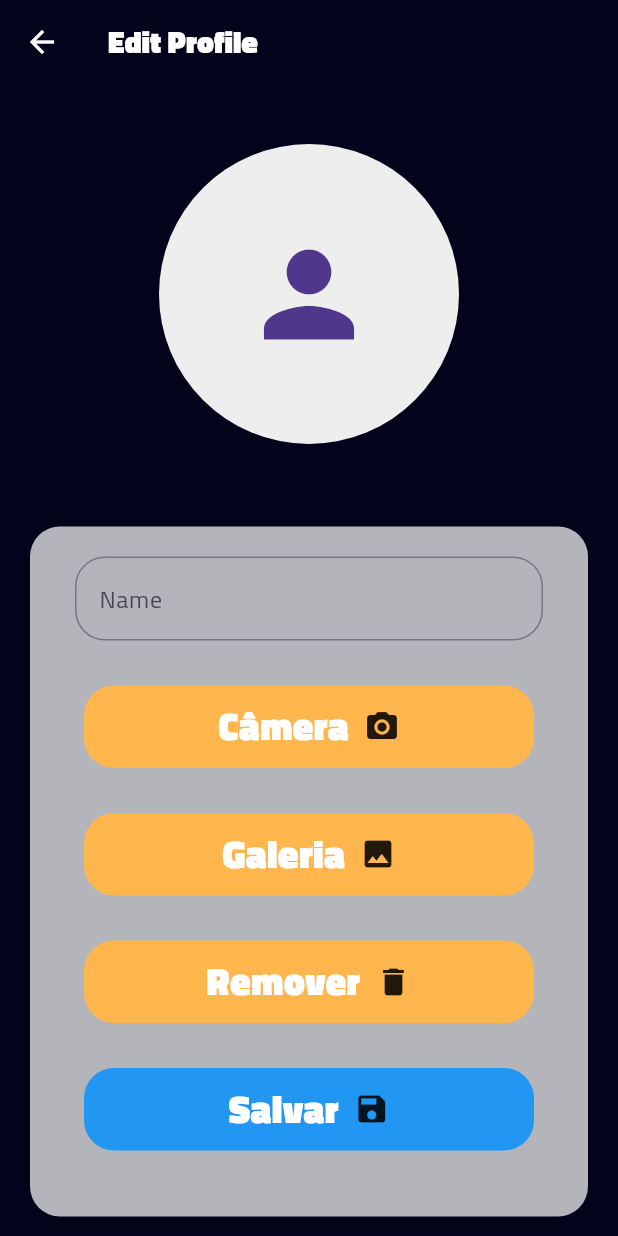
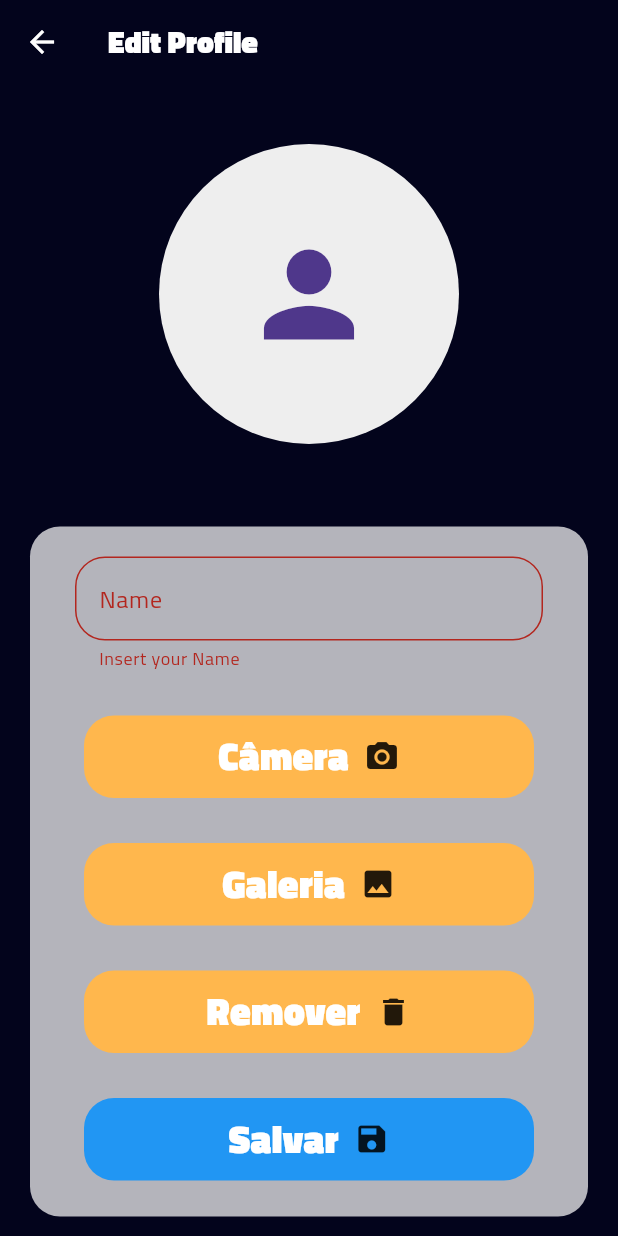
Before and after one commit to SrNorton/Flutter-task, a Flutter app: the EditProfile screen opened directly, after a tap on "Salvar", on a phone screen of 412 x 824 dp. Run offline on Flutter 3.47's test engine with Material 3 defaults, Android fonts, the phone set to English and light mode, and no system bars; our stand-ins replace circle_nav_bar, dashed_circular_progress_bar, fl_chart, flutter_slidable, image_picker, sqflite and 1 more; missing offline and left inert: bottom_sheet, msh_checkbox, neon_circular_timer, progresso; accounts and stored records are empty.

Commit message:
get image from db

```diff
--- a/lib/components/nameTextField.dart
+++ b/lib/components/nameTextField.dart
@@ -1,7 +1,9 @@
 import 'package:flutter/material.dart';
 
 class NameTextField extends StatefulWidget {
-  const NameTextField({
+
+
+   NameTextField({
     super.key,
   });
 
--- a/lib/database/db.dart
+++ b/lib/database/db.dart
@@ -49,7 +49,7 @@ class DB {
     await db.execute(_payments);
 
     await db.execute(_shopping);
-
+    await db.execute(_profile);
 
   }
 
@@ -106,6 +106,13 @@ String get _shopping =>'''
   );
 ''';
 
+String get _profile =>'''
+  CREATE TABLE profile(
+    id INTEGER PRIMARY KEY AUTOINCREMENT,
+    name TEXT,
+    image BLOB NOT NULL
+  );
+''';
 
 
 // Future  setDailyTask({String? category, description, status}) async {
--- a/lib/main.dart
+++ b/lib/main.dart
@@ -33,6 +33,11 @@ class MyApp extends StatelessWidget {
   Widget build(BuildContext context) {
     context.read<DbRepository>().readCommitment();
 
+    context.read<DbRepository>().readStudydata();
+  context.read<DbRepository>().readProfile();
+         context.read<DbRepository>().readListShopping();
+
+
 
 
 
--- /dev/null
+++ b/lib/models/userModel.dart
@@ -0,0 +1,22 @@
+import 'dart:typed_data';
+
+
+class User {
+
+  final String name;
+  final List<int> imagem;
+
+  User({required this.name, required this.imagem});
+
+  factory User.fromMap(Map<String, dynamic> map){
+
+
+    return User(
+      name: map['name'] as String,
+       imagem: map['image'] as List<int>,
+       );
+
+
+
+  }
+}
--- a/lib/screens/editProfile.dart
+++ b/lib/screens/editProfile.dart
@@ -1,11 +1,14 @@
 import 'dart:io';
 
 
+import 'package:flutter/foundation.dart';
 import 'package:flutter/material.dart';
 import 'package:image_picker/image_picker.dart';
+import 'package:provider/provider.dart';
 import 'package:task_app/components/genericButton.dart';
-import 'package:task_app/components/nameTextField.dart';
+
 import 'package:task_app/constants/constants.dart';
+import 'package:task_app/database/dbRepository.dart';
 
 
 
@@ -17,6 +20,9 @@ class EditProfile extends StatefulWidget {
 }
 
 class _EditProfileState extends State<EditProfile> {
+
+  final _formKey = GlobalKey<FormState>();
+  TextEditingController _textController = TextEditingController();
 
 final imagePicker = ImagePicker();
 File? imageFile;
@@ -31,6 +37,11 @@ pick(ImageSource source) async {
   }
 }
 
+Uint8List convertImageToBytes(File image) {
+  final file = File(image.path);
+  return file.readAsBytesSync();
+}
+
 
 
 
@@ -38,6 +49,19 @@ pick(ImageSource source) async {
 
   @override
   Widget build(BuildContext context) {
+
+
+       var data = context.read<DbRepository>();
+
+
+
+
+
+
+
+
+
+
     return Scaffold(
       backgroundColor: Kbackground,
       appBar: AppBar(
@@ -91,7 +115,31 @@ color: Colors.white
                  padding: const EdgeInsets.only(left: 30, right: 30, top: 20),
                  child: Column(
                    children: [
-                     NameTextField(),
+                            Form(
+                            key: _formKey,
+                            child: TextFormField(
+                              validator: (value){
+                                if(value == null || value.isEmpty){return 'Insert your Name';}
+                                if(value.length > 8){return 'O nome deve ter 8 caracteres';}
+
+                              return null;
+                              },
+                              controller: _textController,
+                                decoration: InputDecoration(
+                                  labelText: 'Name',
+                                  fillColor: Colors.blue,
+                                  hintText: 'Your first name',
+                                  border: OutlineInputBorder(
+
+                                    borderRadius: BorderRadius.circular(20)
+                                  )
+                                ),
+                            ),
+                          ),
+
+
+
+
                      SizedBox(height: 30,),
                      GenericButton(title: 'Câmera', icon: Icons.camera_alt, function: (){pick(ImageSource.camera);},),
                      SizedBox(height: 30,),
@@ -101,7 +149,33 @@ color: Colors.white
                        imageFile = null;
                      });},),
                      SizedBox(height: 30,),
-                     GenericButton(title: 'Salvar', icon: Icons.save, function: (){}, color: Colors.blue,)
+
+
+
+                     GenericButton(title: 'Salvar', icon: Icons.save, function: (){
+
+
+                       if(_formKey.currentState!.validate()){
+
+                      if(imageFile != null){
+                        var image = convertImageToBytes(imageFile!);
+
+                        data.setProfile(
+                          name: _textController.text,
+                          image: image,
+                        );
+
+                        data.readProfile();
+
+                      }
+
+
+                       }
+
+
+                     },
+                     color: Colors.blue,
+                     )
 
 
 
--- a/lib/screens/homeScreen.dart
+++ b/lib/screens/homeScreen.dart
@@ -2,41 +2,38 @@
 
 
 
-import 'dart:ffi';
+
+
 
 import 'package:flutter/material.dart';
-import 'package:provider/provider.dart';
+
 import 'package:task_app/components/barchart.dart';
-import 'package:task_app/components/cardTasks.dart';
+import 'package:task_app/components/cardTasksShopping.dart';
+
+import 'package:task_app/components/profileImage.dart';
+import 'package:task_app/components/profileName.dart';
 import 'package:task_app/constants/constants.dart';
-import 'package:task_app/database/dbRepository.dart';
+
 import 'package:task_app/screens/dashPage.dart';
-import 'package:task_app/screens/editProfile.dart';
-import 'package:task_app/screens/shoppingListScreen.dart';
-import 'package:task_app/screens/timerStudyScreen.dart';
+
 
 class HomePage extends StatelessWidget {
    HomePage({super.key});
 
   @override
   Widget build(BuildContext context) {
-    context.read<DbRepository>().readStudydata();
 
 
-    var listTotal = context.watch<DbRepository>().listShopping;
-    var listShoppingDone = listTotal.where((e) => e['status'] == 'true').toList();
 
 
-  double percentage (){
-    var total = listTotal.length;
-    var percent = listShoppingDone.length * 100/ total;
-    var result = percent/100;
-
-    return total == 0 ? 0 : result;
-  }
 
 
-  var formated = percentage().toStringAsFixed(2);
+
+
+
+
+
+
 
 
 
@@ -68,7 +65,10 @@ class HomePage extends StatelessWidget {
 
                           )));
                       },
-                      child: Container(
+
+
+                      child:
+                       Container(
                         child: Image.asset("assets/images/dashicon.png",
                         height: 30,
                         width: 30,
@@ -84,46 +84,13 @@ class HomePage extends StatelessWidget {
           SizedBox(height: 40,),
          Padding(
            padding: const EdgeInsets.only(left: 25),
-           child: Row(
-            mainAxisAlignment: MainAxisAlignment.start,
-             children: [
-               CircleAvatar(
-                radius: 35,
-                child: ClipRRect(
-                  borderRadius: BorderRadius.circular(50),
-                  child: Image.asset("assets/images/avatar.png",
-                  fit: BoxFit.fitWidth,
-                  // fit: BoxFit.cover,
-                  ),
-                ),
-               ),
-             ],
-           ),
+           child: ProfileImage(),
          ),
         SizedBox(height: 20,),
         Padding(
                      padding: const EdgeInsets.only(left: 25),
 
-          child: Row(
-            mainAxisAlignment: MainAxisAlignment.spaceBetween,
-            children: [
-              Text("OLá,\nAline",
-               style: TextStyle(
-
-              height: 1,
-                            color: Colors.white,
-                            fontSize: 45,
-                            fontWeight: FontWeight.w800,
-                            fontFamily: "TitilliumWeb",
-                          ),
-              ),
-              IconButton(onPressed: (){
-                Navigator.push(context, MaterialPageRoute(builder: (BuildContext context) => EditProfile()));
-              }, icon: Icon(Icons.edit,
-              color: Colors.grey,
-              ))
-            ],
-          ),
+          child: ProfileName(),
         ),
 
         //chart
@@ -148,17 +115,12 @@ class HomePage extends StatelessWidget {
           scrollDirection: Axis.horizontal,
           child: Row(
             children: [
-              CardTask(title: 'Estudo', progress: 0.5, function: (){
-                Navigator.of(context).push(MaterialPageRoute(builder: (BuildContext context)=> TimerStudyScreen()));
+              // CardTask(title: 'Estudo', progress: 0.5, function: (){
+              //   Navigator.of(context).push(MaterialPageRoute(builder: (BuildContext context)=> TimerStudyScreen()));
 
-              }
+              // }
 
-                // Navigator.of(context).push(MaterialPageRoute(builder: (BuildContext context)=> TimerStudyScreen()));
-            ),
-              CardTask(title: 'Lista de Compras', progress: double.parse(formated), function: (){
-                Navigator.of(context).push(MaterialPageRoute(builder: (BuildContext context)=> ShoppingListScreen()));
-
-              },),
+            CardTaskShopping(),
             ],
           ),
         ),
--- a/lib/screens/pageView.dart
+++ b/lib/screens/pageView.dart
@@ -39,8 +39,9 @@ class __PageManagerStateState extends State<PageManagerState> {
       body: PageView(
         controller: pc,
         children: [
-          HomePage(),
+           HomePage(),
           Calendar(),
+
         ],
         onPageChanged: setPage,
       ),
--- a/pubspec.yaml
+++ b/pubspec.yaml
@@ -27,6 +27,7 @@ environment:
 dependencies:
   flutter:
     sdk: flutter
+
   # The following adds the Cupertino Icons font to your application.
   # Use with the CupertinoIcons class for iOS style icons.
   cupertino_icons: ^1.0.2
@@ -58,6 +59,7 @@ dev_dependencies:
 # following page: https://dart.dev/tools/pub/pubspec
 # The following section is specific to Flutter packages.
 flutter:
+
   # The following line ensures that the Material Icons font is
   # included with your application, so that you can use the icons in
   # the material Icons class.
@@ -75,6 +77,7 @@ flutter:
   # "family" key with the font family name, and a "fonts" key with a
   # list giving the asset and other descriptors for the font. For
   # example:
+
   fonts:
     - family: TitilliumWeb
       fonts:
```
Also changed, not shown: lib/components/cardTasksShopping.dart (renamed from lib/components/cardTasks.dart, +26 -18 lines), lib/components/profileImage.dart (added, +84 -0 lines), lib/components/profileName.dart (added, +55 -0 lines), lib/database/dbRepository.dart (+35 -1 lines), 3 other files.
